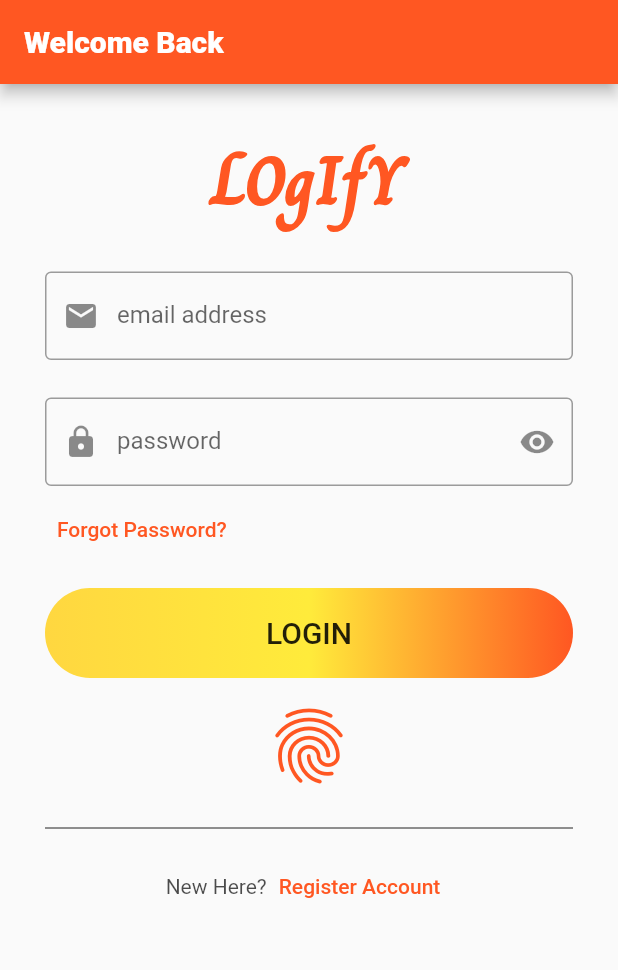
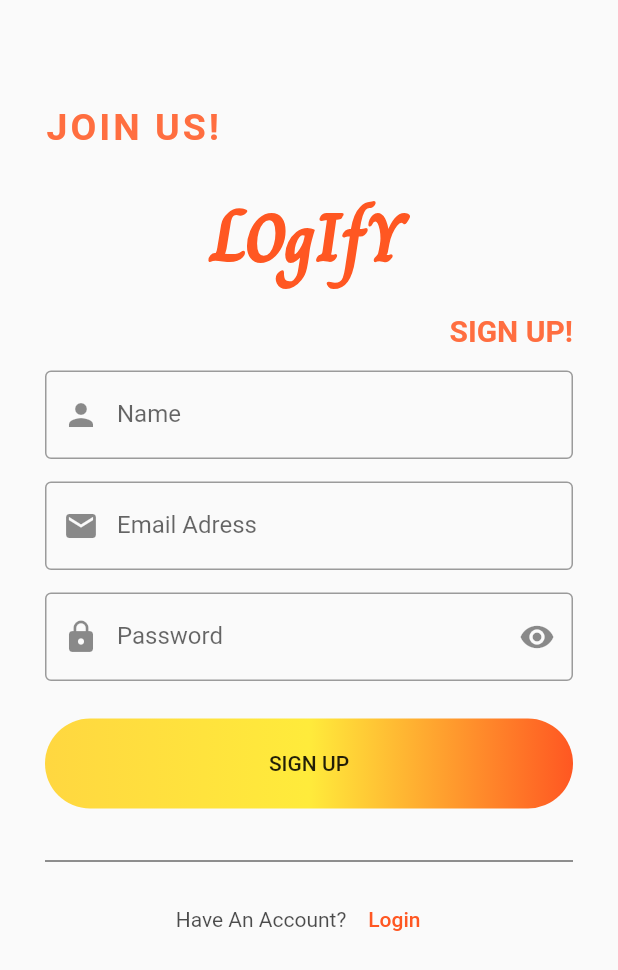
Before and after one commit to otitibeth/App-Login-UI, a Flutter app: the screen it shows after launch, after a tap on "Register Account", on a phone screen of 412 x 824 dp. Shown: the top 970 px of the screen. Run offline on Flutter 3.47's test engine with Material 2 defaults, Android fonts, the phone set to English and light mode, and no system bars.

Commit message:
signup and forgot password screens added

```diff
--- a/lib/main.dart
+++ b/lib/main.dart
@@ -1,5 +1,8 @@
 import 'package:flutter/material.dart';
-import './login_screen.dart';
+
+import './screens/forgot_password_screen.dart';
+import './screens/register_screen.dart';
+import './screens/login_screen.dart';
 
 void main() {
   runApp(const MyApp());
@@ -16,16 +19,20 @@ class MyApp extends StatelessWidget {
       theme: ThemeData(
         primarySwatch: Colors.deepOrange,
       ),
-      home: const LoginUI(),
+      home: const LoginScreen(),
+      routes: {
+        RegisterScreen.routeName: (ctx) => const RegisterScreen(),
+        ForgotPasswordScreen.routeName: (ctx) => const ForgotPasswordScreen(),
+      },
     );
   }
 }
 
-class LoginUI extends StatelessWidget {
-  const LoginUI({Key? key}) : super(key: key);
+// class LoginUI extends StatelessWidget {
+//   const LoginUI({Key? key}) : super(key: key);
 
-  @override
-  Widget build(BuildContext context) {
-    return const LoginScreen();
-  }
-}
+//   @override
+//   Widget build(BuildContext context) {
+//     return const LoginScreen();
+//   }
+// }
--- a/lib/login_screen.dart
+++ b/lib/screens/login_screen.dart
@@ -1,23 +1,50 @@
 import 'package:flutter/material.dart';
+
+import './forgot_password_screen.dart';
+import './register_screen.dart';
 
 class LoginScreen extends StatelessWidget {
   const LoginScreen({Key? key}) : super(key: key);
+  static const routeName = '/';
+
+  Widget buildText(String text) {
+    return Row(
+      mainAxisAlignment: MainAxisAlignment.start,
+      children: [
+        Text(
+          text,
+          style: const TextStyle(
+              fontSize: 25,
+              fontWeight: FontWeight.w700,
+              color: Colors.deepOrangeAccent,
+              letterSpacing: 2),
+        ),
+      ],
+    );
+  }
 
   @override
   Widget build(BuildContext context) {
     return Scaffold(
-      appBar: AppBar(
-        title: const Text(
-          'Welcome Back',
-          style: TextStyle(fontWeight: FontWeight.w900),
-        ),
-      ),
+      // appBar: AppBar(
+      //   title: const Text(
+      //     'Welcome Back',
+      //     style: TextStyle(fontWeight: FontWeight.w900),
+      //   ),
+      // ),
       body: SingleChildScrollView(
         child: Center(
             child: Padding(
-          padding: const EdgeInsets.all(30.0),
+          padding: const EdgeInsets.symmetric(horizontal: 30, vertical: 50),
           child: Column(
             children: [
+              Column(
+                children: [
+                  buildText('WELCOME'),
+                  buildText('BACK!'),
+                ],
+              ),
+              const SizedBox(height: 15),
               const Text(
                 'LOgIfY',
                 style: TextStyle(
@@ -26,11 +53,18 @@ class LoginScreen extends StatelessWidget {
                     fontWeight: FontWeight.w900,
                     color: Colors.deepOrange),
               ),
-              const SizedBox(height: 25),
+              Row(mainAxisAlignment: MainAxisAlignment.end, children: const [
+                Text('LOGIN!',
+                    style: TextStyle(
+                        fontSize: 20,
+                        fontWeight: FontWeight.bold,
+                        color: Colors.deepOrangeAccent)),
+              ]),
+              const SizedBox(height: 10),
               TextFormField(
                 keyboardType: TextInputType.emailAddress,
                 decoration: const InputDecoration(
-                  label: Text('email address'),
+                  label: Text('Email Address'),
                   border: OutlineInputBorder(),
                   prefixIcon: Icon(Icons.email),
                 ),
@@ -40,7 +74,7 @@ class LoginScreen extends StatelessWidget {
                 keyboardType: TextInputType.visiblePassword,
                 obscureText: true,
                 decoration: const InputDecoration(
-                  label: Text('password'),
+                  label: Text('Password'),
                   border: OutlineInputBorder(),
                   prefixIcon: Icon(Icons.lock),
                   suffixIcon: Icon(Icons.remove_red_eye),
@@ -53,7 +87,10 @@ class LoginScreen extends StatelessWidget {
                 mainAxisAlignment: MainAxisAlignment.start,
                 children: [
                   TextButton(
-                    onPressed: () {},
+                    onPressed: () {
+                      Navigator.of(context)
+                          .pushNamed(ForgotPasswordScreen.routeName);
+                    },
                     child: const Text('Forgot Password?'),
                   ),
                 ],
@@ -76,7 +113,7 @@ class LoginScreen extends StatelessWidget {
                   onPressed: () {},
                   child: const Text(
                     'LOGIN',
-                    style: TextStyle(fontSize: 20),
+                    // style: TextStyle(fontSize: 20),
                   ),
                 ),
               ),
@@ -105,7 +142,9 @@ class LoginScreen extends StatelessWidget {
                     ),
                   ),
                   TextButton(
-                    onPressed: () {},
+                    onPressed: () {
+                      Navigator.of(context).pushNamed(RegisterScreen.routeName);
+                    },
                     child: const Text('Register Account'),
                   ),
                 ],
--- /dev/null
+++ b/lib/screens/register_screen.dart
@@ -0,0 +1,125 @@
+import 'package:flutter/material.dart';
+
+class RegisterScreen extends StatelessWidget {
+  const RegisterScreen({Key? key}) : super(key: key);
+  static const routeName = '/register';
+
+  Widget buildText(String text) {
+    return Row(
+      mainAxisAlignment: MainAxisAlignment.start,
+      children: [
+        Text(
+          text,
+          style: const TextStyle(
+              fontSize: 25,
+              fontWeight: FontWeight.w700,
+              color: Colors.deepOrangeAccent,
+              letterSpacing: 2),
+        ),
+      ],
+    );
+  }
+
+  @override
+  Widget build(BuildContext context) {
+    return Scaffold(
+      // appBar: AppBar(),
+      body: SingleChildScrollView(
+        child: Padding(
+          padding: const EdgeInsets.symmetric(vertical: 70, horizontal: 30),
+          child: Center(
+            child: Column(
+              children: [
+                Column(
+                  crossAxisAlignment: CrossAxisAlignment.start,
+                  children: [
+                    buildText('JOIN US!'),
+                  ],
+                ),
+                const SizedBox(height: 25),
+                const Text(
+                  'LOgIfY',
+                  style: TextStyle(
+                      fontFamily: 'Charm',
+                      fontSize: 45,
+                      fontWeight: FontWeight.w900,
+                      color: Colors.deepOrange),
+                ),
+                const SizedBox(height: 15),
+                Row(mainAxisAlignment: MainAxisAlignment.end, children: const [
+                  Text('SIGN UP!',
+                      style: TextStyle(
+                          fontSize: 20,
+                          fontWeight: FontWeight.bold,
+                          color: Colors.deepOrangeAccent)),
+                ]),
+                const SizedBox(height: 15),
+                TextFormField(
+                  keyboardType: TextInputType.name,
+                  decoration: const InputDecoration(
+                      label: Text('Name'),
+                      prefixIcon: Icon(
+                        Icons.person,
+                      ),
+                      border: OutlineInputBorder()),
+                ),
+                const SizedBox(height: 15),
+                TextFormField(
+                  keyboardType: TextInputType.emailAddress,
+                  decoration: const InputDecoration(
+                      label: Text('Email Adress'),
+                      prefixIcon: Icon(Icons.email),
+                      border: OutlineInputBorder()),
+                ),
+                const SizedBox(height: 15),
+                TextFormField(
+                  keyboardType: TextInputType.visiblePassword,
+                  decoration: const InputDecoration(
+                    label: Text('Password'),
+                    prefixIcon: Icon(Icons.lock),
+                    suffixIcon: Icon(Icons.remove_red_eye),
+                    border: OutlineInputBorder(),
+                  ),
+                ),
+                const SizedBox(height: 25),
+                Container(
+                  height: 60,
+                  width: double.infinity,
+                  child: MaterialButton(
+                    onPressed: () {},
+                    child: const Text('SIGN UP'),
+                  ),
+                  decoration: BoxDecoration(
+                    borderRadius: BorderRadius.circular(100),
+                    gradient: const LinearGradient(colors: [
+                      Colors.amberAccent,
+                      Colors.yellow,
+                      Colors.deepOrange
+                    ]),
+                  ),
+                ),
+                const SizedBox(height: 20),
+                const Divider(height: 30, color: Colors.black87),
+                Row(
+                  mainAxisAlignment: MainAxisAlignment.center,
+                  children: [
+                    Text(
+                      'Have An Account?',
+                      style: TextStyle(color: Colors.black.withOpacity(0.7)),
+                    ),
+                    TextButton(
+                      onPressed: () {
+                        Navigator.of(context).pushNamed('/');
+                      },
+                      child: const Text('Login'),
+                    ),
+                  ],
+                ),
+              ],
+            ),
+          ),
+        ),
+      ),
+    );
+  }
+}
--- a/pubspec.yaml
+++ b/pubspec.yaml
@@ -82,6 +82,8 @@ flutter:
         - asset: assets/fonts/Charm-Regular.ttf
         - asset: assets/fonts/Charm-Bold.ttf
           weight: 700
+
+
   #
   # For details regarding fonts from package dependencies,
   # see https://flutter.dev/custom-fonts/#from-packages
```
Also changed, not shown: lib/screens/forgot_password_screen.dart (added, +76 -0 lines), assets/fonts/opensans/OpenSans-Bold.ttf (added), assets/fonts/opensans/OpenSans-BoldItalic.ttf (added), assets/fonts/opensans/OpenSans-ExtraBold.ttf (added), assets/fonts/opensans/OpenSans-ExtraBoldItalic.ttf (added), assets/fonts/opensans/OpenSans-Italic.ttf (added), assets/fonts/opensans/OpenSans-Light.ttf (added), assets/fonts/opensans/OpenSans-LightItalic.ttf (added), assets/fonts/opensans/OpenSans-Regular.ttf (added), assets/fonts/opensans/OpenSans-SemiBold.ttf (added), assets/fonts/opensans/OpenSans-SemiBoldItalic.ttf (added).
